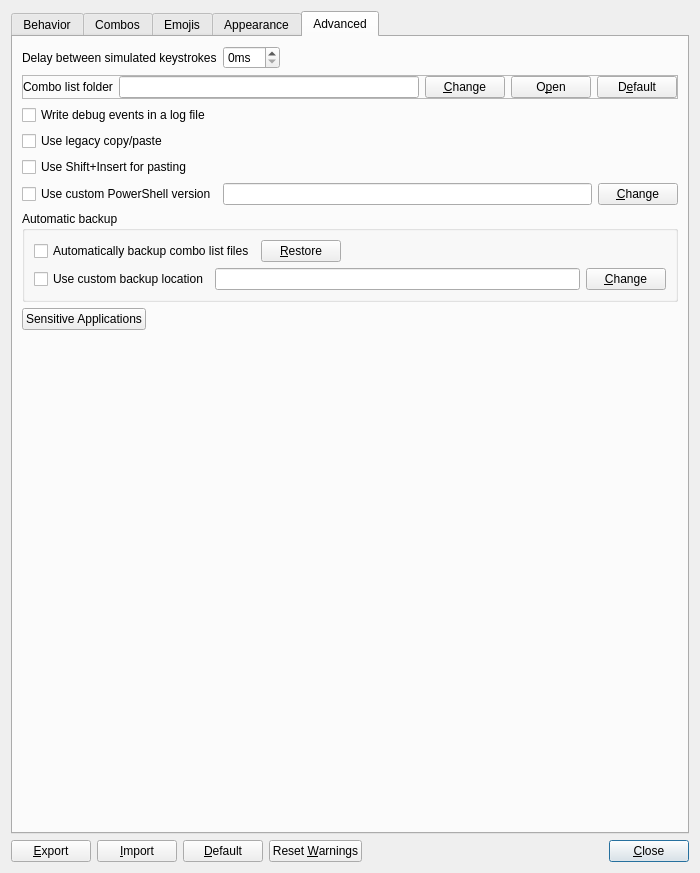
This is Beeftext/Preferences/PreferencesDialog.ui in xmichelo/Beeftext as Qt 5 draws it before an edit. The edited form follows.
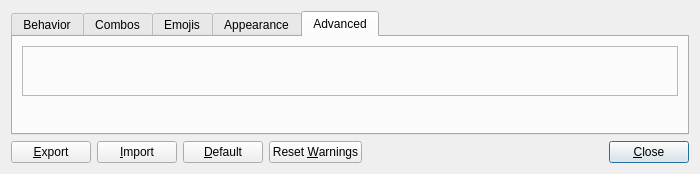
This is the edited form. The open tabs and pages were chosen to show the change. Custom widgets are drawn as their Qt base class.

Commit message: Moved advanced preferences interface in separate frame.

What changed in the file:
```diff
--- a/Beeftext/Preferences/PreferencesDialog.ui
+++ b/Beeftext/Preferences/PreferencesDialog.ui
@@ -7,7 +7,7 @@
     <x>0</x>
     <y>0</y>
     <width>700</width>
-    <height>873</height>
+    <height>174</height>
    </rect>
   </property>
   <property name="minimumSize">
@@ -22,12 +22,6 @@
   <layout class="QVBoxLayout" name="verticalLayout">
    <item>
     <widget class="QTabWidget" name="tabPreferences">
-     <property name="minimumSize">
-      <size>
-       <width>0</width>
-       <height>100</height>
-      </size>
-     </property>
      <property name="currentIndex">
       <number>0</number>
      </property>
@@ -179,44 +173,13 @@
       <attribute name="title">
        <string>Advanced</string>
       </attribute>
-      <layout class="QVBoxLayout" name="verticalLayout_4">
+      <layout class="QVBoxLayout" name="verticalLayout_4" stretch="0,0">
        <item>
-        <layout class="QHBoxLayout" name="horizontalLayout_8">
-         <item>
-          <widget class="QLabel" name="labelDelayBetweenKeystrokes">
-           <property name="text">
-            <string>Delay between simulated keystrokes</string>
-           </property>
-          </widget>
-         </item>
-         <item>
-          <widget class="QSpinBox" name="spinDelayBetweenKeystrokes">
-           <property name="suffix">
-            <string>ms</string>
-           </property>
-          </widget>
-         </item>
-         <item>
-          <spacer name="horizontalSpacer_4">
-           <property name="orientation">
-            <enum>Qt::Horizontal</enum>
-           </property>
-           <property name="sizeHint" stdset="0">
-            <size>
-             <width>0</width>
-             <height>20</height>
-            </size>
-           </property>
-          </spacer>
-         </item>
-        </layout>
-       </item>
-       <item>
-        <widget class="QFrame" name="frameComboListFolder">
+        <widget class="PrefsPaneAdvanced" name="paneAdvanced">
          <property name="minimumSize">
           <size>
            <width>0</width>
-           <height>0</height>
+           <height>50</height>
           </size>
          </property>
          <property name="frameShape">
@@ -225,198 +188,8 @@
          <property name="frameShadow">
           <enum>QFrame::Raised</enum>
          </property>
-         <layout class="QHBoxLayout" name="horizontalLayout_3">
-          <property name="leftMargin">
-           <number>0</number>
-          </property>
-          <property name="topMargin">
-           <number>0</number>
-          </property>
-          <property name="rightMargin">
-           <number>0</number>
-          </property>
-          <property name="bottomMargin">
-           <number>0</number>
-          </property>
-          <item>
-           <widget class="QLabel" name="labelComboListFolder">
-            <property name="text">
-             <string>Combo list folder</string>
-            </property>
-           </widget>
-          </item>
-          <item>
-           <widget class="QLineEdit" name="editComboListFolder">
-            <property name="readOnly">
-             <bool>true</bool>
-            </property>
-           </widget>
-          </item>
-          <item>
-           <widget class="QPushButton" name="buttonChangeComboListFolder">
-            <property name="text">
-             <string>&amp;Change</string>
-            </property>
-           </widget>
-          </item>
-          <item>
-           <widget class="QPushButton" name="buttonOpenComboListFolder">
-            <property name="text">
-             <string>O&amp;pen</string>
-            </property>
-           </widget>
-          </item>
-          <item>
-           <widget class="QPushButton" name="buttonResetComboListFolder">
-            <property name="text">
-             <string>D&amp;efault</string>
-            </property>
-           </widget>
-          </item>
-         </layout>
         </widget>
        </item>
-       <item>
-        <widget class="QCheckBox" name="checkWriteDebugLogFile">
-         <property name="text">
-          <string>Write debug events in a log file</string>
-         </property>
-        </widget>
-       </item>
-       <item>
-        <widget class="QCheckBox" name="checkUseLegacyCopyPaste">
-         <property name="text">
-          <string>Use legacy copy/paste</string>
-         </property>
-        </widget>
-       </item>
-       <item>
-        <widget class="QCheckBox" name="checkUseShiftInsertForPasting">
-         <property name="text">
-          <string>Use Shift+Insert for pasting</string>
-         </property>
-        </widget>
-       </item>
-       <item>
-        <layout class="QHBoxLayout" name="horizontalLayout_18">
-         <item>
-          <widget class="QCheckBox" name="checkUseCustomPowershellVersion">
-           <property name="text">
-            <string>Use custom PowerShell version</string>
-           </property>
-          </widget>
-         </item>
-         <item>
-          <widget class="QLineEdit" name="editCustomPowerShellPath">
-           <property name="readOnly">
-            <bool>true</bool>
-           </property>
-          </widget>
-         </item>
-         <item>
-          <widget class="QPushButton" name="buttonChangeCustomPowershellVersion">
-           <property name="text">
-            <string>&amp;Change</string>
-           </property>
-          </widget>
-         </item>
-        </layout>
-       </item>
-       <item>
-        <widget class="QGroupBox" name="groupboxAutoBackup">
-         <property name="title">
-          <string>Automatic backup</string>
-         </property>
-         <layout class="QVBoxLayout" name="verticalLayout_2">
-          <item>
-           <layout class="QHBoxLayout" name="horizontalLayout_14">
-            <item>
-             <widget class="QCheckBox" name="checkAutoBackup">
-              <property name="text">
-               <string>Automatically backup combo list files</string>
-              </property>
-             </widget>
-            </item>
-            <item>
-             <widget class="QPushButton" name="buttonRestoreBackup">
-              <property name="toolTip">
-               <string>Restore a backup.</string>
-              </property>
-              <property name="text">
-               <string>&amp;Restore</string>
-              </property>
-             </widget>
-            </item>
-            <item>
-             <spacer name="horizontalSpacer_2">
-              <property name="orientation">
-               <enum>Qt::Horizontal</enum>
-              </property>
-              <property name="sizeHint" stdset="0">
-               <size>
-                <width>0</width>
-                <height>13</height>
-               </size>
-              </property>
-             </spacer>
-            </item>
-           </layout>
-          </item>
-          <item>
-           <layout class="QHBoxLayout" name="horizontalLayout_15">
-            <item>
-             <widget class="QCheckBox" name="checkUseCustomBackupLocation">
-              <property name="text">
-               <string>Use custom backup location</string>
-              </property>
-             </widget>
-            </item>
-            <item>
-             <widget class="QLineEdit" name="editCustomBackupLocation">
-              <property name="readOnly">
-               <bool>true</bool>
-              </property>
-             </widget>
-            </item>
-            <item>
-             <widget class="QPushButton" name="buttonChangeCustomBackupLocation">
-              <property name="text">
-               <string>&amp;Change</string>
-              </property>
-             </widget>
-            </item>
-           </layout>
-          </item>
-         </layout>
-        </widget>
-       </item>
-       <item>
-        <layout class="QHBoxLayout" name="horizontalLayout_6">
-         <item>
-          <widget class="QPushButton" name="buttonSensitiveApplications">
-           <property name="text">
-            <string>Sensitive Applications</string>
-           </property>
-          </widget>
-         </item>
-         <item>
-          <spacer name="horizontalSpacer_7">
-           <property name="orientation">
-            <enum>Qt::Horizontal</enum>
-           </property>
-           <property name="sizeType">
-            <enum>QSizePolicy::Expanding</enum>
-           </property>
-           <property name="sizeHint" stdset="0">
-            <size>
-             <width>0</width>
-             <height>10</height>
-            </size>
-           </property>
-          </spacer>
-         </item>
-        </layout>
-       </item>
        <item>
         <spacer name="verticalSpacer_5">
          <property name="orientation">
@@ -543,6 +316,12 @@
    <header>Preferences/Panes/PrefsPaneBehavior.h</header>
    <container>1</container>
   </customwidget>
+  <customwidget>
+   <class>PrefsPaneAdvanced</class>
+   <extends>QFrame</extends>
+   <header>Preferences/Panes/PrefsPaneAdvanced.h</header>
+   <container>1</container>
+  </customwidget>
  </customwidgets>
  <tabstops>
   <tabstop>spinDelayBetweenKeystrokes</tabstop>
```
Left out of the diff: 251 changed lines with no effect on the pictures. The commit also changes 8 other files.
